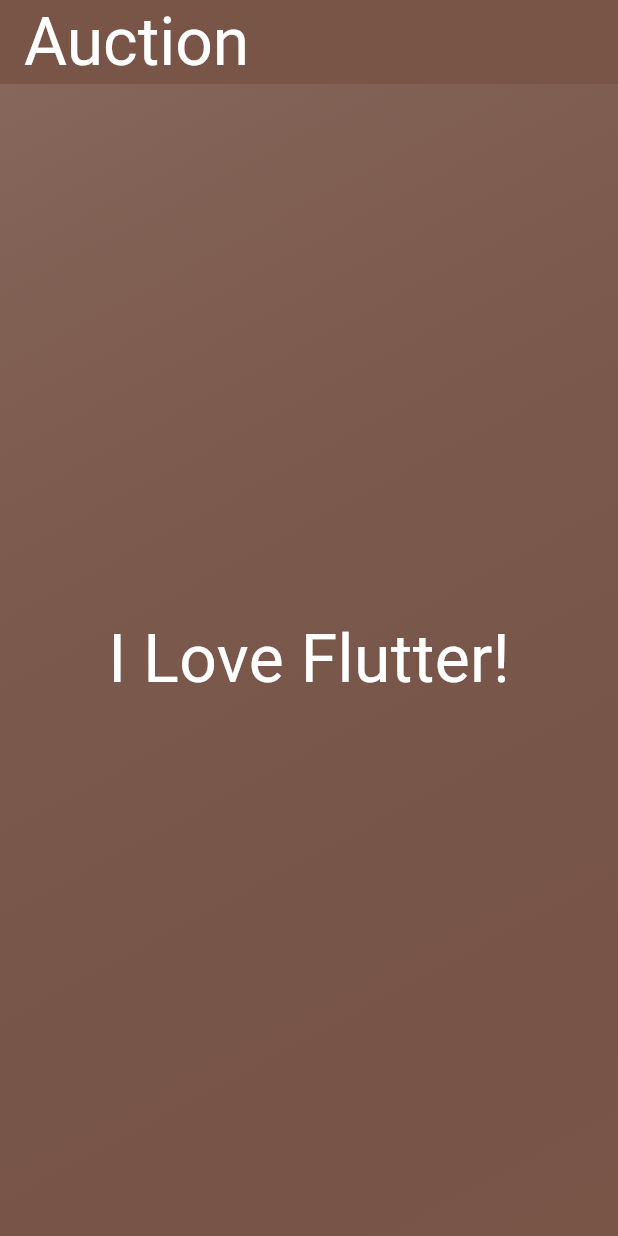
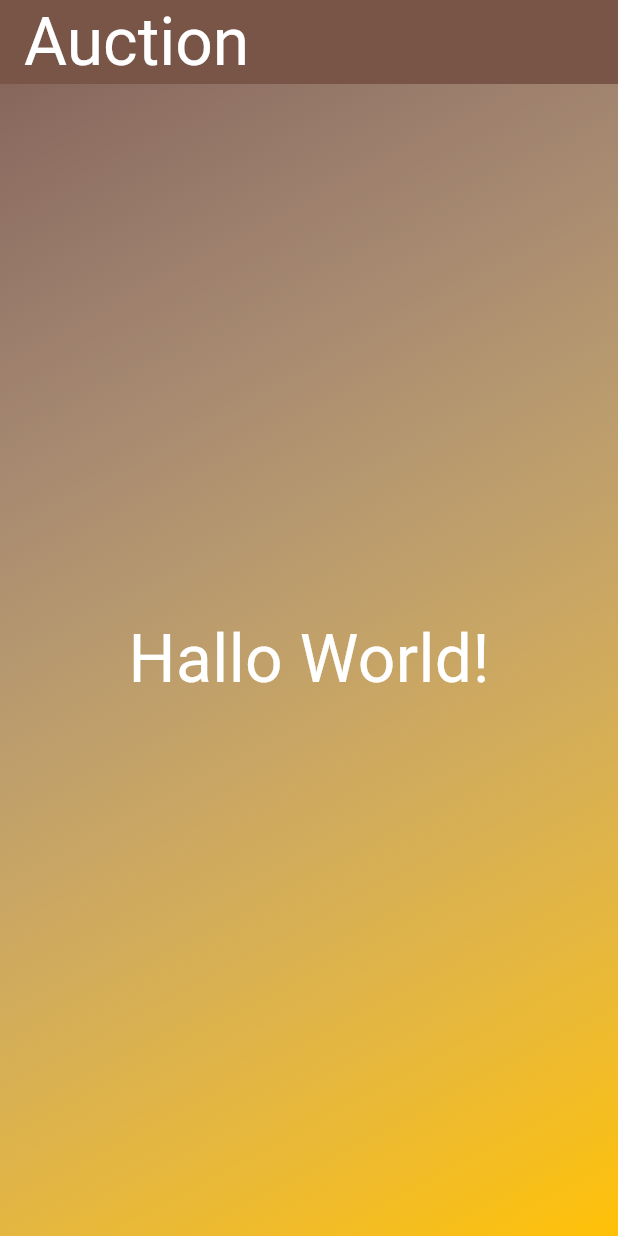
Before and after one commit to galiyev/flutter_todo, a Flutter app: the screen it shows after launch, on a phone screen of 412 x 824 dp. Run offline on Flutter 3.47's test engine with Material 3 defaults, Android fonts, the phone set to English and light mode, and no system bars.

Commit message:
43 Lesson / const

```diff
--- a/lib/gradient_container.dart
+++ b/lib/gradient_container.dart
@@ -7,21 +7,24 @@ const startAlignment = Alignment.topLeft;
 const endAlignment = Alignment.bottomRight;
 
 class GradientContainer extends StatelessWidget {
-  const GradientContainer({super.key});
+  const GradientContainer({super.key, required this.colors});
+
+  final List<Color> colors;
+
   //GradientContainer({key}):super(key:key);
    @override
   Widget build(BuildContext context) {
     // TODO: implement build
     // throw UnimplementedError();
     return Container(
-      decoration: const BoxDecoration(
+      decoration: BoxDecoration(
           gradient: LinearGradient(
-              colors: [Colors.white10, Colors.transparent],
+              colors: colors,
               begin: startAlignment,
               end: endAlignment,
           )),
       child: const Center(
-        child: StyledText(),
+        child: StyledText('Hallo World!'),
       ),
     );
   }
--- a/lib/main.dart
+++ b/lib/main.dart
@@ -29,7 +29,7 @@ class MyApp extends StatelessWidget {
           backgroundColor: Colors.brown,
           title: const Text('Auction', style: TextStyle(fontSize: 44, color: Colors.white),),
         ),
-        body: const GradientContainer()
+        body: const GradientContainer(colors:[Colors.white10, Colors.amber])
       ),
     );
   }
--- a/lib/styled_text.dart
+++ b/lib/styled_text.dart
@@ -2,11 +2,14 @@ import 'package:flutter/cupertino.dart';
 import 'package:flutter/material.dart';
 
 class StyledText extends StatelessWidget {
-  const StyledText({super.key});
+  const StyledText(this.outputText, {super.key});
+
+  final String outputText;
+
   @override
   Widget build(BuildContext context) {
     // TODO: implement build
-    return Text('I Love Flutter!', style: TextStyle(color: Colors.white, fontSize: 44));
+    return Text(outputText, style: TextStyle(color: Colors.white, fontSize: 44));
   }
 
 }
```
